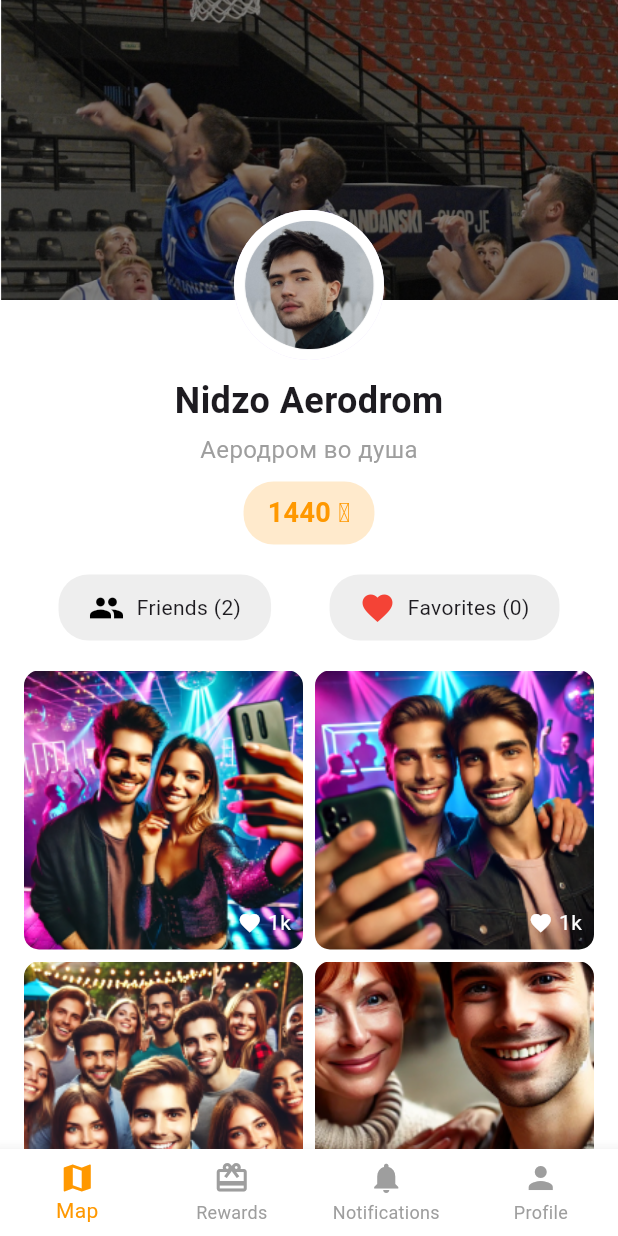
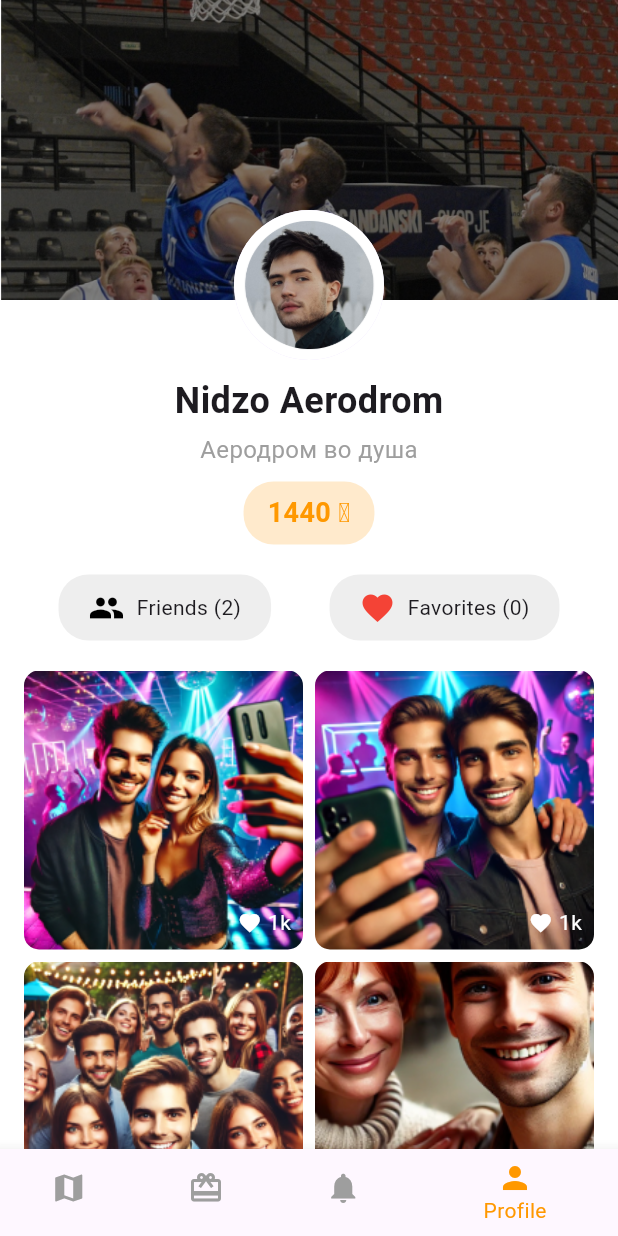
Before and after one commit to GogoPro27/CirclUp, a Flutter app: the screen it shows after launch, item 4 of the bottom bar chosen, on a phone screen of 412 x 824 dp. Run offline on Flutter 3.47's test engine with Material 3 defaults, Android fonts, the phone set to English and light mode, and no system bars.

```diff
--- a/lib/main.dart
+++ b/lib/main.dart
@@ -1,3 +1,4 @@
+import 'package:circl_up_app/widgets/instagram_style_navigation.dart';
 import 'package:flutter/material.dart';
 import 'data/mock_data.dart';
 import 'utils/constants.dart';
@@ -29,8 +30,7 @@ class MyApp extends StatelessWidget {
           unselectedItemColor: kSecondaryColor,
         ),
       ),
-      initialRoute: '/', // Define the initial route
-      onGenerateRoute: RouteGenerator.generateRoute, // Use the route generator
+       home: InstagramStyleNavigation(), // Set the new navigation as the home
     );
   }
 }
--- a/lib/screens/profile_screen.dart
+++ b/lib/screens/profile_screen.dart
@@ -1,7 +1,6 @@
 import 'package:flutter/material.dart';
 import '../data/mock_data.dart';
 import '../models/user.dart';
-import '../widgets/navigation_bar.dart';
 import 'favorites_screen.dart';
 import 'friends_screen.dart';
 
@@ -154,11 +153,11 @@ class ProfileScreen extends StatelessWidget {
                           user.posts[index],
                           fit: BoxFit.cover,
                         ),
-                        Positioned(
+                        const Positioned(
                           bottom: 8,
                           right: 8,
                           child: Row(
-                            children: const [
+                            children: [
                               Icon(Icons.favorite, color: Colors.white, size: 16),
                               SizedBox(width: 4),
                               Text(
@@ -180,25 +179,6 @@ class ProfileScreen extends StatelessWidget {
           ],
         ),
       ),
-      bottomNavigationBar: CustomNavigationBar(
-        onTap: (index) {
-          switch (index) {
-            case 0:
-              Navigator.pushNamedAndRemoveUntil(
-                  context, '/', (Route<dynamic> route) => false);
-              break;
-            case 1:
-              Navigator.pushNamed(context, '/rewards');
-              break;
-            case 2:
-              Navigator.pushNamed(context, '/notifications');
-              break;
-            case 3:
-              Navigator.pushNamed(context, '/profile');
-              break;
-          }
-        },
-      ),
     );
   }
 }
--- /dev/null
+++ b/lib/widgets/instagram_style_navigation.dart
@@ -0,0 +1,77 @@
+import 'package:circl_up_app/screens/home_screen.dart';
+import 'package:circl_up_app/screens/notifications_screen.dart';
+import 'package:circl_up_app/screens/profile_screen.dart';
+import 'package:circl_up_app/screens/rewards_screen.dart';
+import 'package:flutter/material.dart';
+
+class InstagramStyleNavigation extends StatefulWidget {
+  @override
+  _InstagramStyleNavigationState createState() =>
+      _InstagramStyleNavigationState();
+}
+
+class _InstagramStyleNavigationState extends State<InstagramStyleNavigation> {
+  int _selectedIndex = 0;
+  late PageController _pageController;
+
+  @override
+  void initState() {
+    super.initState();
+    _pageController = PageController();
+  }
+
+  @override
+  void dispose() {
+    _pageController.dispose();
+    super.dispose();
+  }
+
+  void _onItemTapped(int index) {
+    _pageController.jumpToPage(index);
+  }
+
+  void _onPageChanged(int index) {
+    setState(() {
+      _selectedIndex = index;
+    });
+  }
+
+  @override
+  Widget build(BuildContext context) {
+    return Scaffold(
+      body: PageView(
+        controller: _pageController,
+        onPageChanged: _onPageChanged,
+        physics: const NeverScrollableScrollPhysics(), // Disable swipe gesture
+        children: const [
+          HomeScreen(),
+          RewardsScreen(),
+          NotificationsScreen(),
+          ProfileScreen(),
+        ],
+      ),
+      bottomNavigationBar: BottomNavigationBar(
+        currentIndex: _selectedIndex,
+        onTap: _onItemTapped,
+        items: const [
+          BottomNavigationBarItem(
+            icon: Icon(Icons.map),
+            label: 'Map',
+          ),
+          BottomNavigationBarItem(
+            icon: Icon(Icons.card_giftcard),
+            label: 'Rewards',
+          ),
+          BottomNavigationBarItem(
+            icon: Icon(Icons.notifications),
+            label: 'Notifications',
+          ),
+          BottomNavigationBarItem(
+            icon: Icon(Icons.person),
+            label: 'Profile',
+          ),
+        ],
+      ),
+    );
+  }
+}
--- a/lib/widgets/navigation_bar.dart
+++ /dev/null
@@ -1,37 +0,0 @@
-import 'package:flutter/material.dart';
-import '../utils/constants.dart';
-
-class CustomNavigationBar extends StatelessWidget {
-  final Function(int) onTap;
-
-  const CustomNavigationBar({Key? key, required this.onTap}) : super(key: key);
-
-  @override
-  Widget build(BuildContext context) {
-    return BottomNavigationBar(
-      type: BottomNavigationBarType.fixed,
-      backgroundColor: const Color.fromARGB(255, 255, 255, 255),
-      selectedItemColor: kPrimaryColor,
-      unselectedItemColor: kSecondaryColor,
-      items: const [
-        BottomNavigationBarItem(
-          icon: Icon(Icons.map),
-          label: 'Map',
-        ),
-        BottomNavigationBarItem(
-          icon: Icon(Icons.card_giftcard),
-          label: 'Rewards',
-        ),
-        BottomNavigationBarItem(
-          icon: Icon(Icons.notifications),
-          label: 'Notifications',
-        ),
-        BottomNavigationBarItem(
-          icon: Icon(Icons.person),
-          label: 'Profile',
-        ),
-      ],
-      onTap: onTap,
-    );
-  }
-}
```
Also changed, not shown: lib/screens/home_screen.dart (+6 -42 lines), lib/utils/map_controller.dart (added, +17 -0 lines), 2 other files.
